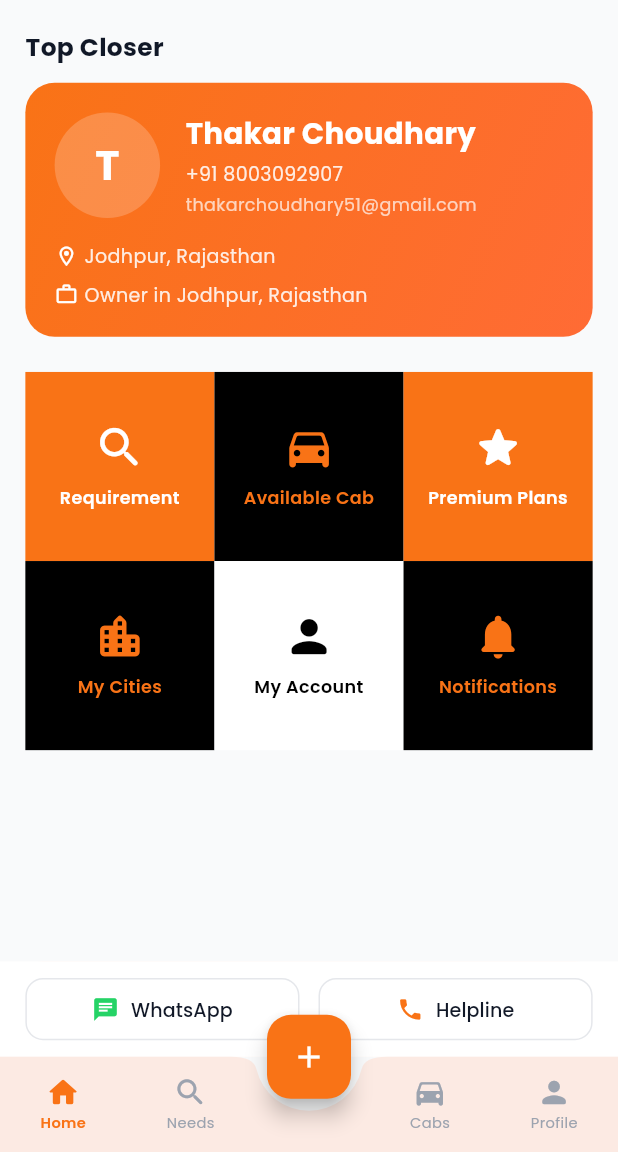
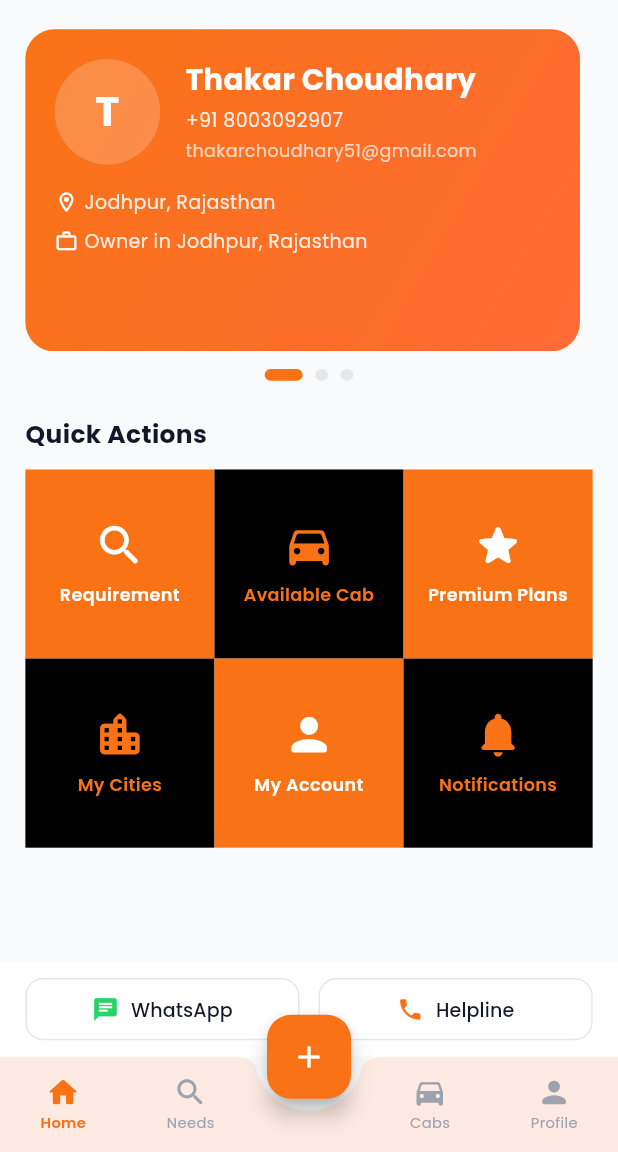
Before and after one commit to techvivek32/gora3rdapp, a Flutter app: the HomePage screen opened by its route, on a phone screen of 412 x 824 dp, the part 84-1236 px from its top. Run offline on Flutter 3.47's test engine with Material 3 defaults, Android fonts, the phone set to English and light mode, and no system bars; our stand-ins replace bloc, dartz, dio, equatable, firebase_auth, firebase_core and 11 more; missing offline and left inert: razorpay_flutter; accounts and stored records are empty; network calls fail.

Commit message:
home page ui

```diff
--- a/mobile/lib/features/auth/data/repositories/auth_repository_impl.dart
+++ b/mobile/lib/features/auth/data/repositories/auth_repository_impl.dart
@@ -1,3 +1,5 @@
+import 'dart:convert';
+
 import 'package:dartz/dartz.dart';
 import 'package:flutter_secure_storage/flutter_secure_storage.dart';
 import '../../../../core/error/failures.dart';
@@ -74,9 +76,10 @@ class AuthRepositoryImpl implements AuthRepository {
       if (token == null || userId == null) return null;
       if (userJson != null) {
         // Return cached user data
-        return {'_id': userId};
+        final decodedUser = jsonDecode(userJson) as Map<String, dynamic>;
+        return decodedUser;
       }
-      return null;
+      return {'_id': userId};
     } catch (_) {
       return null;
     }
@@ -108,6 +111,8 @@ class AuthRepositoryImpl implements AuthRepository {
     final user = data['user'];
     if (user != null && user['_id'] != null) {
       await storage.write(key: 'user_id', value: user['_id']);
+      // Save user data as JSON string
+      await storage.write(key: 'user_data', value: jsonEncode(user));
     }
   }
 }
--- a/mobile/lib/features/home/presentation/pages/home_page.dart
+++ b/mobile/lib/features/home/presentation/pages/home_page.dart
@@ -15,10 +15,58 @@ class HomePage extends StatefulWidget {
 }
 
 class _HomePageState extends State<HomePage> {
+  final PageController _pageController = PageController(initialPage: 0);
+  final List<Map<String, String>> _closers = [
+    {
+      'name': 'Thakar Choudhary',
+      'phone': '+91 8003092907',
+      'email': 'thakarchoudhary51@gmail.com',
+      'location': 'Jodhpur, Rajasthan',
+      'role': 'Owner in Jodhpur, Rajasthan',
+      'initials': 'T',
+    },
+    {
+      'name': 'Rahul Sharma',
+      'phone': '+91 9876543210',
+      'email': 'rahul.sharma@gmail.com',
+      'location': 'Mumbai, Maharashtra',
+      'role': 'Partner in Mumbai, Maharashtra',
+      'initials': 'R',
+    },
+    {
+      'name': 'Priya Singh',
+      'phone': '+91 9123456789',
+      'email': 'priya.singh@gmail.com',
+      'location': 'Delhi, Delhi',
+      'role': 'Driver in Delhi, Delhi',
+      'initials': 'P',
+    },
+  ];
+  int _currentPage = 0;
+
   @override
   void initState() {
     super.initState();
     context.read<HomeBloc>().add(LoadHomeDataEvent());
+    // Auto scroll every 3 seconds
+    Future.doWhile(() async {
+      await Future.delayed(const Duration(seconds: 3));
+      if (mounted) {
+        _currentPage = (_currentPage + 1) % _closers.length;
+        _pageController.animateToPage(
+          _currentPage,
+          duration: const Duration(milliseconds: 500),
+          curve: Curves.easeInOut,
+        );
+      }
+      return mounted;
+    });
+  }
+
+  @override
+  void dispose() {
+    _pageController.dispose();
+    super.dispose();
   }
 
   @override
@@ -92,10 +140,21 @@ class _HomePageState extends State<HomePage> {
                   child: Column(
                     crossAxisAlignment: CrossAxisAlignment.start,
                     children: [
-                      Text('Top Closer', style: TextStyle(fontSize: 17.sp, fontWeight: FontWeight.w700, color: AppColors.textPrimary)),
-                      SizedBox(height: 12.h),
-                      Container(
+                      SizedBox(
+                        height: 220.h,
+                        child: PageView.builder(
+                          controller: _pageController,
+                          onPageChanged: (index) {
+                            setState(() {
+                              _currentPage = index;
+                            });
+                          },
+                          itemCount: _closers.length,
+                          itemBuilder: (context, index) {
+                            final closer = _closers[index];
+                            return Container(
                               width: double.infinity,
+                              margin: EdgeInsets.only(right: index < _closers.length - 1 ? 8.w : 0),
                               decoration: BoxDecoration(
                                 gradient: LinearGradient(
                                   begin: Alignment.topLeft,
@@ -113,18 +172,30 @@ class _HomePageState extends State<HomePage> {
                                       CircleAvatar(
                                         radius: 36.r,
                                         backgroundColor: Colors.white.withOpacity(0.2),
-                                  child: Text('T', style: TextStyle(color: Colors.white, fontWeight: FontWeight.bold, fontSize: 28.sp)),
+                                        child: Text(
+                                          closer['initials']!,
+                                          style: TextStyle(color: Colors.white, fontWeight: FontWeight.bold, fontSize: 28.sp),
+                                        ),
                                       ),
                                       SizedBox(width: 16.w),
                                       Expanded(
                                         child: Column(
                                           crossAxisAlignment: CrossAxisAlignment.start,
                                           children: [
-                                      Text('Thakar Choudhary', style: TextStyle(fontSize: 20.sp, fontWeight: FontWeight.w700, color: Colors.white, fontFamily: 'Poppins')),
+                                            Text(
+                                              closer['name']!,
+                                              style: TextStyle(fontSize: 20.sp, fontWeight: FontWeight.w700, color: Colors.white, fontFamily: 'Poppins'),
+                                            ),
                                             SizedBox(height: 4.h),
-                                      Text('+91 8003092907', style: TextStyle(fontSize: 13.sp, color: Colors.white.withOpacity(0.87), fontFamily: 'Poppins')),
+                                            Text(
+                                              closer['phone']!,
+                                              style: TextStyle(fontSize: 13.sp, color: Colors.white.withOpacity(0.87), fontFamily: 'Poppins'),
+                                            ),
                                             SizedBox(height: 4.h),
-                                      Text('thakarchoudhary51@gmail.com', style: TextStyle(fontSize: 12.sp, color: Colors.white70, fontFamily: 'Poppins')),
+                                            Text(
+                                              closer['email']!,
+                                              style: TextStyle(fontSize: 12.sp, color: Colors.white70, fontFamily: 'Poppins'),
+                                            ),
                                           ],
                                         ),
                                       ),
@@ -135,7 +206,7 @@ class _HomePageState extends State<HomePage> {
                                     children: [
                                       Icon(Icons.location_on_outlined, color: Colors.white, size: 16.sp),
                                       SizedBox(width: 4.w),
-                                Text('Jodhpur, Rajasthan', style: TextStyle(fontSize: 13.sp, color: Colors.white.withOpacity(0.87), fontFamily: 'Poppins')),
+                                      Text(closer['location']!, style: TextStyle(fontSize: 13.sp, color: Colors.white.withOpacity(0.87), fontFamily: 'Poppins')),
                                     ],
                                   ),
                                   SizedBox(height: 8.h),
@@ -143,15 +214,38 @@ class _HomePageState extends State<HomePage> {
                                     children: [
                                       Icon(Icons.work_outline, color: Colors.white, size: 16.sp),
                                       SizedBox(width: 4.w),
-                                Text('Owner in Jodhpur, Rajasthan', style: TextStyle(fontSize: 13.sp, color: Colors.white.withOpacity(0.87), fontFamily: 'Poppins')),
+                                      Text(closer['role']!, style: TextStyle(fontSize: 13.sp, color: Colors.white.withOpacity(0.87), fontFamily: 'Poppins')),
                                     ],
                                   ),
                                 ],
+                              ),
+                            );
+                          },
+                        ),
+                      ),
+                      SizedBox(height: 12.h),
+                      // Page dots
+                      Row(
+                        mainAxisAlignment: MainAxisAlignment.center,
+                        children: List.generate(
+                          _closers.length,
+                          (index) => AnimatedContainer(
+                            duration: const Duration(milliseconds: 300),
+                            width: index == _currentPage ? 24.w : 8.w,
+                            height: 8.h,
+                            margin: EdgeInsets.symmetric(horizontal: 4.w),
+                            decoration: BoxDecoration(
+                              color: index == _currentPage ? AppColors.primary : AppColors.border,
+                              borderRadius: BorderRadius.circular(4.r),
+                            ),
+                          ),
                         ),
                       ),
                       SizedBox(height: 24.h),
 
                       // Quick Actions
+                      Text('Quick Actions', style: TextStyle(fontSize: 17.sp, fontWeight: FontWeight.w700, color: AppColors.textPrimary)),
+                      SizedBox(height: 12.h),
                       const QuickActionGridWidget(),
                       SizedBox(height: 100.h),
                     ],
--- a/mobile/lib/features/home/presentation/widgets/quick_action_grid_widget.dart
+++ b/mobile/lib/features/home/presentation/widgets/quick_action_grid_widget.dart
@@ -22,7 +22,7 @@ class QuickActionGridWidget extends StatelessWidget {
       Colors.black,
       AppColors.primary,
       Colors.black,
-      Colors.white,
+      AppColors.primary,
       Colors.black,
     ];
 
@@ -31,7 +31,7 @@ class QuickActionGridWidget extends StatelessWidget {
       AppColors.primary,
       Colors.white,
       AppColors.primary,
-      Colors.black,
+      Colors.white,
       AppColors.primary,
     ];
 
```
Lines whose indentation alone changed are shown as unchanged.
